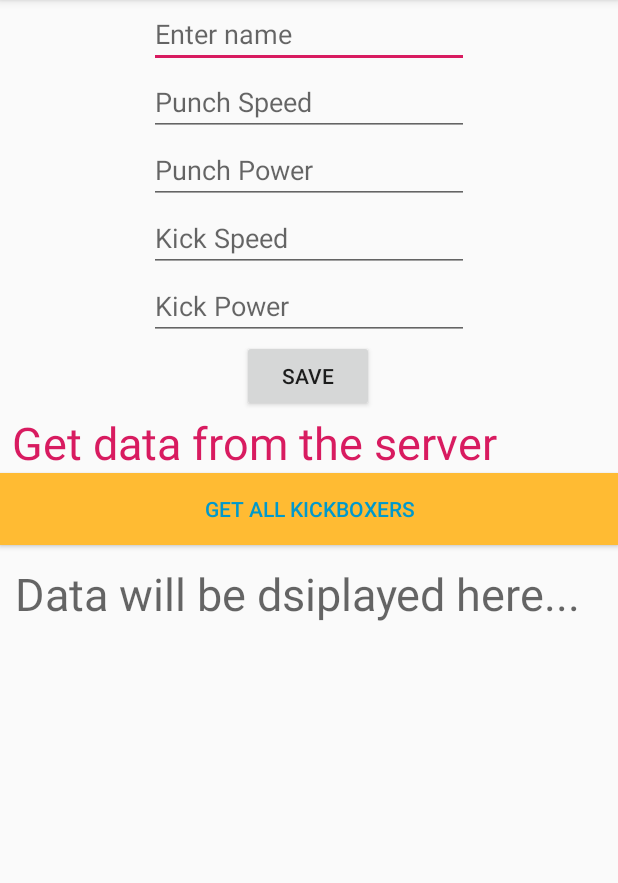
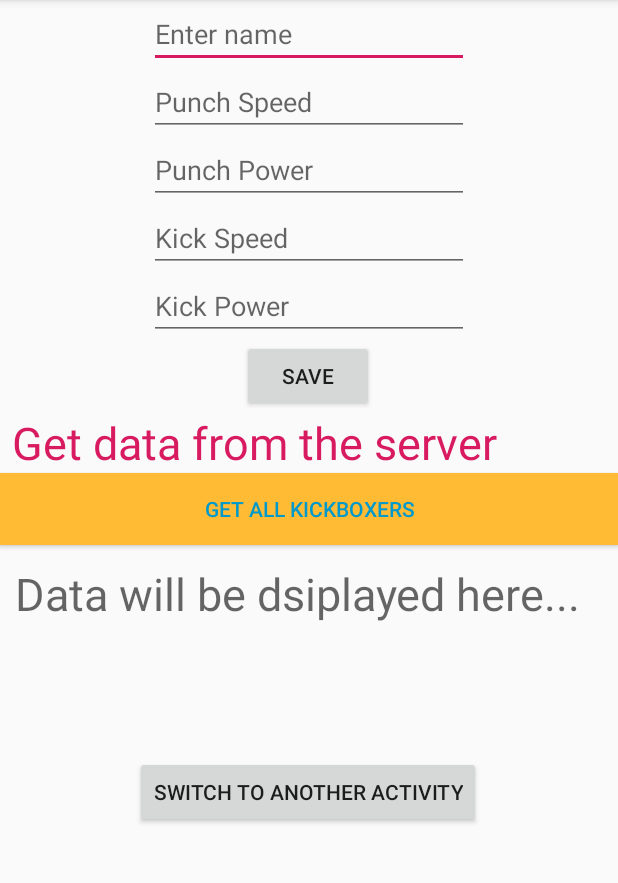
Before and after one commit to seeebbii/InstagramClone, an Android app: the screen it shows after launch (SignUp), on a phone screen of 412 x 824 dp, the part 84-967 px from its top. Run offline under Robolectric (Android 15) with nearby library versions, the light colour scheme and no system bars; libraries missing offline, so code that uses them is left out: com.parse, es.dmoral.toasty; 1 statement that could not run was skipped.

```diff
--- a/app/src/main/res/layout/activity_sign_up.xml
+++ b/app/src/main/res/layout/activity_sign_up.xml
@@ -110,4 +110,15 @@
         app:layout_constraintHorizontal_bias="1.0"
         app:layout_constraintStart_toStartOf="parent"
         app:layout_constraintTop_toBottomOf="@+id/btnGetAllData" />
+
+    <Button
+        android:id="@+id/btnNextActivity"
+        android:layout_width="wrap_content"
+        android:layout_height="wrap_content"
+        android:layout_marginTop="88dp"
+        android:text="switch to another activity"
+        app:layout_constraintEnd_toEndOf="parent"
+        app:layout_constraintHorizontal_bias="0.498"
+        app:layout_constraintStart_toStartOf="parent"
+        app:layout_constraintTop_toBottomOf="@+id/allDataTxt" />
 </androidx.constraintlayout.widget.ConstraintLayout>
```
